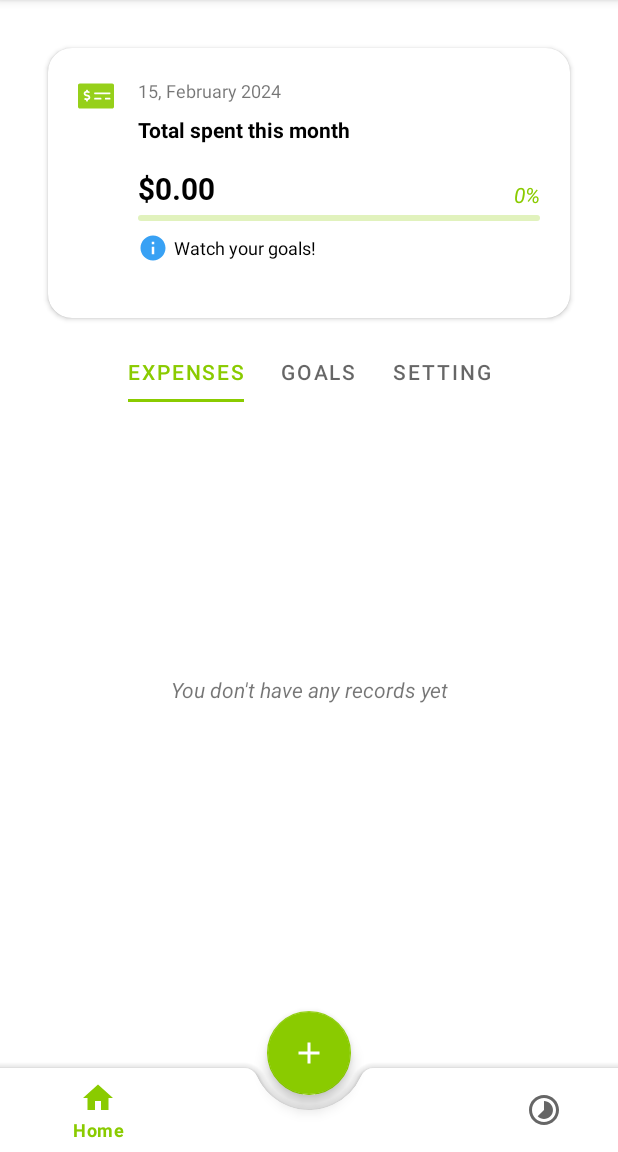
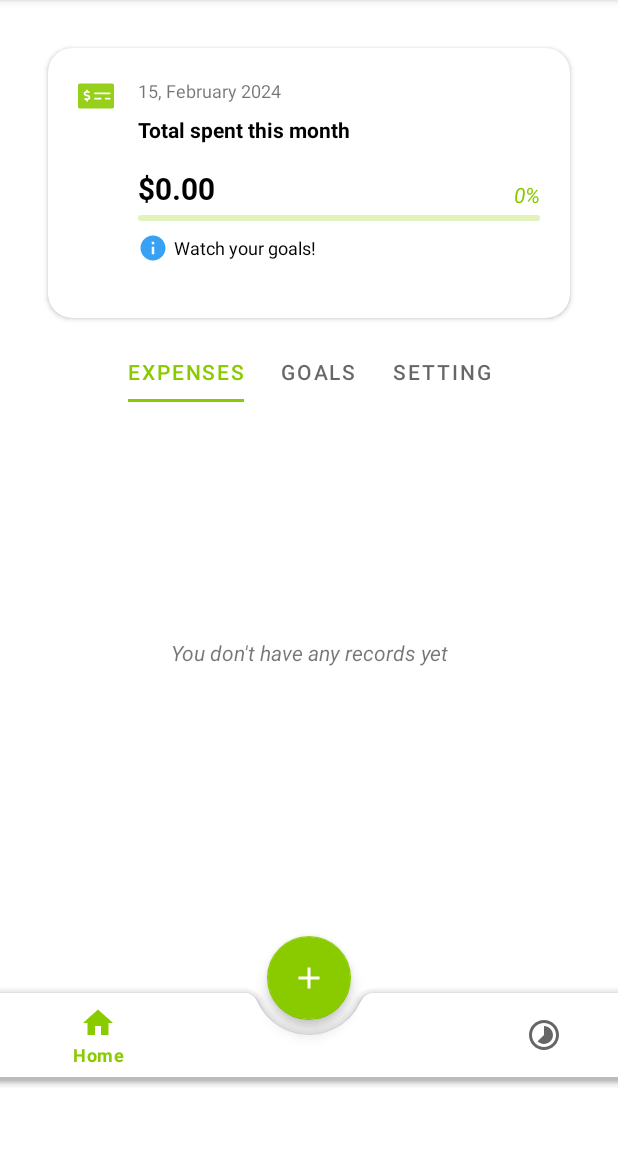
Before and after one commit to wuocdat/Money-Manager, an Android app: the MainActivity screen opened directly, with no data from a screen before it, on a phone screen of 412 x 824 dp, the part 84-1236 px from its top. Run offline under Robolectric (Android 15) with nearby library versions, the phone set to English and light mode, and no system bars; our stand-ins replace AdMob, Room's generated code, navigation-ui.

Commit message:
added ads banner

```diff
--- a/app/build.gradle
+++ b/app/build.gradle
@@ -86,6 +86,9 @@ dependencies {
     //date range piker
     implementation "com.andrewjapar.rangedatepicker:rangedatepicker:$rootProject.rangedatepicker"
 
+    //ads mod
+    implementation 'com.google.android.gms:play-services-ads-lite:22.6.0'
+
     // Testing
     testImplementation "junit:junit:$rootProject.junitVersion"
     androidTestImplementation "androidx.arch.core:core-testing:$rootProject.coreTestingVersion"
--- a/app/src/main/AndroidManifest.xml
+++ b/app/src/main/AndroidManifest.xml
@@ -56,6 +56,10 @@
                 android:name="android.app.lib_name"
                 android:value="" />
         </activity>
+
+        <meta-data
+            android:name="com.google.android.gms.ads.APPLICATION_ID"
+            android:value="ca-app-pub-3185416454335429~9006235205"/>
     </application>
 
 </manifest>
--- a/app/src/main/java/com/wuocdat/moneymanager/View/Activity/MainActivity.kt
+++ b/app/src/main/java/com/wuocdat/moneymanager/View/Activity/MainActivity.kt
@@ -7,6 +7,9 @@ import androidx.appcompat.app.AppCompatActivity
 import androidx.lifecycle.ViewModelProvider
 import androidx.navigation.fragment.NavHostFragment
 import androidx.navigation.ui.setupWithNavController
+import com.google.android.gms.ads.AdRequest
+import com.google.android.gms.ads.AdView
+import com.google.android.gms.ads.MobileAds
 import com.google.android.material.bottomnavigation.BottomNavigationView
 import com.google.android.material.floatingactionbutton.FloatingActionButton
 import com.wuocdat.moneymanager.Model.Goal
@@ -21,12 +24,19 @@ class MainActivity : AppCompatActivity() {
 
     private lateinit var bottomNavigationView: BottomNavigationView
     private lateinit var fabButton: FloatingActionButton
+    lateinit var mAdView : AdView
 
     private lateinit var goalViewModel: GoalViewModel
 
     override fun onCreate(savedInstanceState: Bundle?) {
         super.onCreate(savedInstanceState)
         setContentView(R.layout.activity_main)
+
+        MobileAds.initialize(this) {}
+
+        mAdView = findViewById(R.id.adView)
+        val adRequest = AdRequest.Builder().build()
+        mAdView.loadAd(adRequest)
 
         supportActionBar?.title = resources.getString(R.string.welcome_text)
 
--- a/app/src/main/res/layout/activity_main.xml
+++ b/app/src/main/res/layout/activity_main.xml
@@ -14,7 +14,7 @@
         android:name="androidx.navigation.fragment.NavHostFragment"
         android:layout_width="match_parent"
         android:layout_height="match_parent"
-        android:paddingBottom="100dp"
+        android:paddingBottom="@dimen/main_frag_padding_bottom"
         app:defaultNavHost="true"
         app:navGraph="@navigation/nav_graph" />
 
@@ -23,6 +23,7 @@
         android:layout_width="match_parent"
         android:layout_height="wrap_content"
         android:layout_gravity="bottom"
+        android:layout_marginBottom="@dimen/ads_banner_height"
         app:fabCradleMargin="10dp"
         app:fabCradleRoundedCornerRadius="10dp"
         app:fabCradleVerticalOffset="10dp">
@@ -36,6 +37,18 @@
 
     </com.google.android.material.bottomappbar.BottomAppBar>
 
+    <com.google.android.gms.ads.AdView
+        xmlns:ads="http://schemas.android.com/apk/res-auto"
+        android:id="@+id/adView"
+        android:layout_width="match_parent"
+        android:layout_height="wrap_content"
+        android:layout_centerHorizontal="true"
+        android:layout_alignParentBottom="true"
+        android:layout_gravity="bottom"
+        ads:adSize="BANNER"
+        ads:adUnitId="ca-app-pub-3185416454335429/6069667402">
+    </com.google.android.gms.ads.AdView>
+
     <com.google.android.material.floatingactionbutton.FloatingActionButton
         android:id="@+id/fab"
         android:layout_width="wrap_content"
--- /dev/null
+++ b/app/src/main/res/values/dimens.xml
@@ -0,0 +1,5 @@
+<?xml version="1.0" encoding="utf-8"?>
+<resources>
+    <dimen name="ads_banner_height">50dp</dimen>
+    <dimen name="main_frag_padding_bottom">150dp</dimen>
+</resources>
```
Also changed, not shown: build.gradle (+6 -2 lines).
